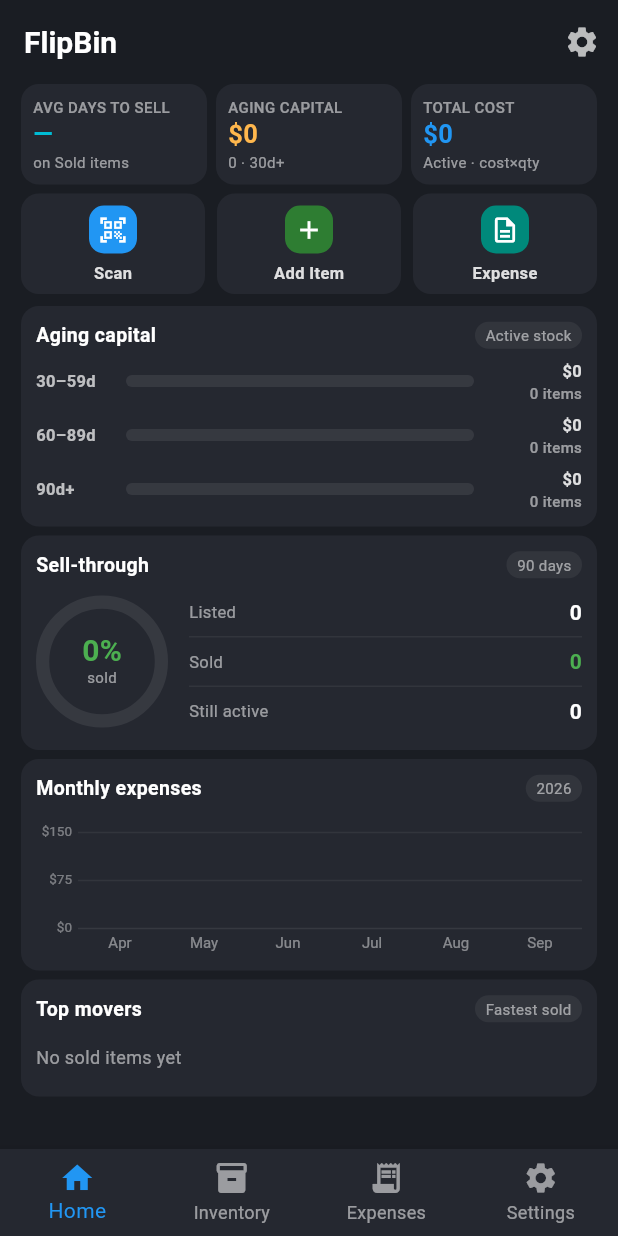
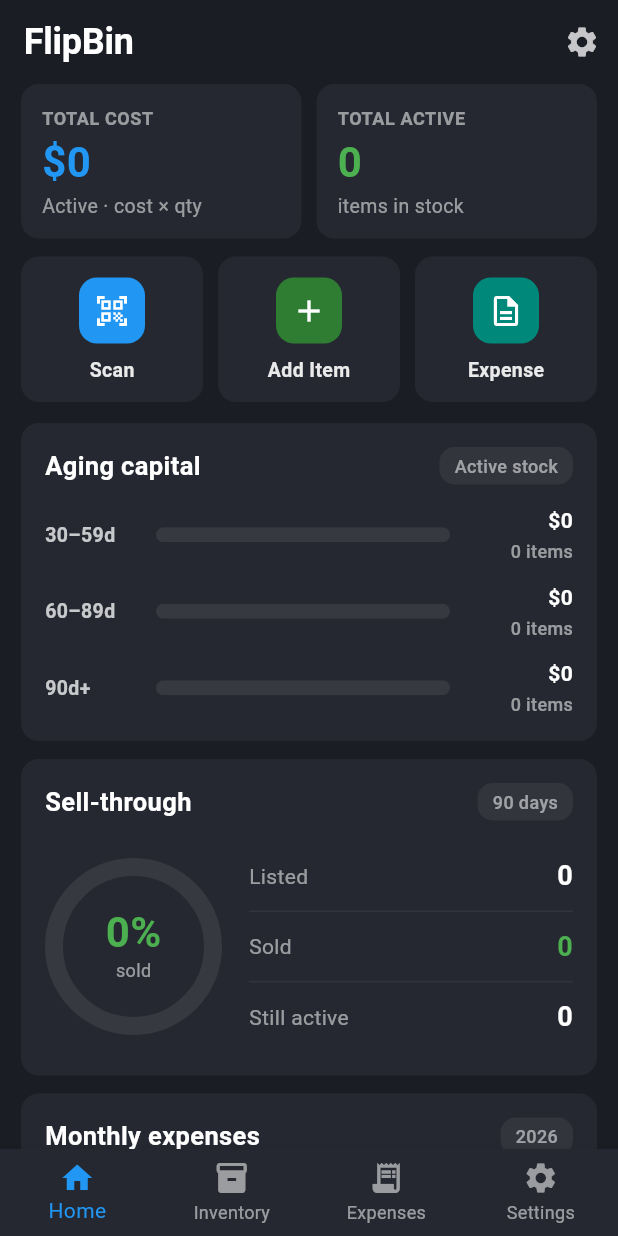
Before and after one commit to pixelbit78/flip-bin, a Flutter app: the screen it shows after launch, on a phone screen of 412 x 824 dp. Run offline on Flutter 3.47's test engine with Material 3 defaults, Android fonts, the phone set to English and light mode, and no system bars; our stand-ins replace dio, drift, flutter_riverpod, go_router, google_sign_in, shared_preferences and 1 more; missing offline and left inert: dart:js_interop, extension_google_sign_in_as_googleapis_auth, googleapis, mobile_scanner; accounts and stored records are empty; generated files the repository leaves out were written again.

Commit message:
feat(home): ship Option C v2 dashboard (2 KPIs, no Top movers)
Match refreshed Option C v2 mockups: Total cost + Total active KPIs
with larger type, scrollable Home, aging/sell-through 90d/expenses,
quick actions. Remove Top movers UI and unused provider plumbing.

```diff
--- a/flipbin/lib/providers/dashboard_provider.dart
+++ b/flipbin/lib/providers/dashboard_provider.dart
@@ -2,24 +2,18 @@
 import 'package:flipbin/database/database.dart';
 import 'package:flipbin/models/enums.dart';
 import 'package:flipbin/providers/database_provider.dart';
-
-/// Mean days-to-sell across Sold items with `dateSold` set. `null` when empty.
-final avgDaysToSellProvider = StreamProvider<double?>((ref) {
-  final db = ref.watch(databaseProvider);
-  return db.inventoryItemsDao.watchAvgDaysToSell();
-});
-
-/// Aging capital KPI: Active stock aged ≥ 30 days (cost × qty + count).
-final agingCapitalProvider = StreamProvider<AgingCapitalSummary>((ref) {
-  final db = ref.watch(databaseProvider);
-  return db.inventoryItemsDao.watchAgingCapital();
-});
 
 /// Total cost KPI: sum(cost × qty) for ALL Active items.
 final activeTotalCostTimesQtyProvider = StreamProvider<double>((ref) {
   final db = ref.watch(databaseProvider);
   return db.inventoryItemsDao
       .watchTotalCostTimesQtyByStatus(ItemStatus.active);
+});
+
+/// Total active KPI: count of Active inventory items.
+final activeItemCountProvider = StreamProvider<int>((ref) {
+  final db = ref.watch(databaseProvider);
+  return db.inventoryItemsDao.watchCountByStatus(ItemStatus.active);
 });
 
 /// Aging capital breakdown buckets (Active 30–59 / 60–89 / 90+).
@@ -43,12 +37,6 @@
   return db.expensesDao.watchMonthlyTotals();
 });
 
-/// Top 3 Sold items by fastest days-to-sell.
-final topMoversProvider = StreamProvider<List<InventoryItem>>((ref) {
-  final db = ref.watch(databaseProvider);
-  return db.inventoryItemsDao.watchTopMovers();
-});
-
 /// Compact currency for dashboard KPIs (`$840`, `$1.6k`).
 String formatDashboardMoney(double value) {
   final abs = value.abs();
@@ -64,9 +52,3 @@
   }
   return '\$${value.toStringAsFixed(2)}';
 }
-
-/// Formats avg days like `18d`, or `—` when unknown.
-String formatAvgDays(double? avg) {
-  if (avg == null) return '—';
-  return '${avg.round()}d';
-}
--- a/flipbin/lib/screens/dashboard/dashboard_screen.dart
+++ b/flipbin/lib/screens/dashboard/dashboard_screen.dart
@@ -6,33 +6,29 @@
 import 'package:go_router/go_router.dart';
 import 'package:intl/intl.dart';
 import 'package:flipbin/database/database.dart';
-import 'package:flipbin/models/enums.dart';
 import 'package:flipbin/providers/dashboard_provider.dart';
 
-/// Home dashboard — Option C (sell-through) matching the approved mockup.
+/// Home dashboard — Option C v2 matching the approved mockup.
 ///
-/// Section order: KPIs → quick actions → aging capital → sell-through →
-/// monthly expenses → top movers. Bottom nav lives in [ShellRoute].
+/// Section order: KPIs (Total cost + Total active) → quick actions →
+/// aging capital → sell-through 90d → monthly expenses.
+/// No Top movers. Bottom nav lives in [ShellRoute].
 class DashboardScreen extends ConsumerWidget {
   const DashboardScreen({super.key});
 
   static const _bg = Color(0xFF1A1D23);
   static const _card = Color(0xFF252830);
   static const _accent = Color(0xFF2196F3);
-  static const _teal = Color(0xFF00BCD4);
-  static const _aging = Color(0xFFFFB74D);
   static const _green = Color(0xFF4CAF50);
   static const _muted = Color(0x8AFFFFFF); // white54
 
   @override
   Widget build(BuildContext context, WidgetRef ref) {
-    final avgDaysAsync = ref.watch(avgDaysToSellProvider);
-    final agingAsync = ref.watch(agingCapitalProvider);
     final totalCostAsync = ref.watch(activeTotalCostTimesQtyProvider);
+    final activeCountAsync = ref.watch(activeItemCountProvider);
     final bucketsAsync = ref.watch(agingBucketsProvider);
     final sellThroughAsync = ref.watch(sellThroughProvider);
     final monthsAsync = ref.watch(monthlyExpensesProvider);
-    final moversAsync = ref.watch(topMoversProvider);
 
     return Scaffold(
       backgroundColor: _bg,
@@ -42,42 +38,39 @@
         centerTitle: false,
         title: const Text(
           'FlipBin',
-          style: TextStyle(fontWeight: FontWeight.w600, fontSize: 20),
+          style: TextStyle(
+            fontWeight: FontWeight.w700,
+            fontSize: 24,
+            letterSpacing: -0.2,
+          ),
         ),
         actions: [
           IconButton(
             tooltip: 'Settings',
-            icon: const Icon(Icons.settings, color: Color(0xB3FFFFFF)),
+            icon: const Icon(Icons.settings, color: Color(0xBFFFFFFF)),
             onPressed: () => context.go('/settings'),
           ),
         ],
       ),
       body: SingleChildScrollView(
-        padding: const EdgeInsets.fromLTRB(14, 0, 14, 16),
+        padding: const EdgeInsets.fromLTRB(14, 0, 14, 20),
         child: Column(
           crossAxisAlignment: CrossAxisAlignment.stretch,
           children: [
             _KpiRow(
-              avgDaysLabel: formatAvgDays(avgDaysAsync.valueOrNull),
-              agingLabel: formatDashboardMoney(
-                agingAsync.valueOrNull?.totalCostTimesQty ?? 0,
-              ),
-              agingSubtitle:
-                  '${agingAsync.valueOrNull?.itemCount ?? 0} · 30d+',
               totalCostLabel: formatDashboardMoney(
                 totalCostAsync.valueOrNull ?? 0,
               ),
+              activeCountLabel: '${activeCountAsync.valueOrNull ?? 0}',
             ),
-            const SizedBox(height: 6),
+            const SizedBox(height: 12),
             const _QuickActionsRow(),
-            const SizedBox(height: 8),
+            const SizedBox(height: 14),
             _AgingCapitalCard(buckets: bucketsAsync.valueOrNull),
-            const SizedBox(height: 6),
+            const SizedBox(height: 12),
             _SellThroughCard(metrics: sellThroughAsync.valueOrNull),
-            const SizedBox(height: 6),
+            const SizedBox(height: 12),
             _MonthlyExpensesCard(months: monthsAsync.valueOrNull),
-            const SizedBox(height: 6),
-            _TopMoversCard(movers: moversAsync.valueOrNull),
           ],
         ),
       ),
@@ -89,16 +82,12 @@
 
 class _KpiRow extends StatelessWidget {
   const _KpiRow({
-    required this.avgDaysLabel,
-    required this.agingLabel,
-    required this.agingSubtitle,
     required this.totalCostLabel,
+    required this.activeCountLabel,
   });
 
-  final String avgDaysLabel;
-  final String agingLabel;
-  final String agingSubtitle;
   final String totalCostLabel;
+  final String activeCountLabel;
 
   @override
   Widget build(BuildContext context) {
@@ -107,28 +96,19 @@
       children: [
         Expanded(
           child: _KpiCard(
-            label: 'Avg days to sell',
-            value: avgDaysLabel,
-            valueColor: DashboardScreen._teal,
-            subtitle: 'on Sold items',
-          ),
-        ),
-        const SizedBox(width: 6),
-        Expanded(
-          child: _KpiCard(
-            label: 'Aging capital',
-            value: agingLabel,
-            valueColor: DashboardScreen._aging,
-            subtitle: agingSubtitle,
-          ),
-        ),
-        const SizedBox(width: 6),
-        Expanded(
-          child: _KpiCard(
             label: 'Total cost',
             value: totalCostLabel,
             valueColor: DashboardScreen._accent,
-            subtitle: 'Active · cost×qty',
+            subtitle: 'Active · cost × qty',
+          ),
+        ),
+        const SizedBox(width: 10),
+        Expanded(
+          child: _KpiCard(
+            label: 'Total active',
+            value: activeCountLabel,
+            valueColor: DashboardScreen._green,
+            subtitle: 'items in stock',
           ),
         ),
       ],
@@ -152,7 +132,7 @@
   @override
   Widget build(BuildContext context) {
     return Container(
-      padding: const EdgeInsets.symmetric(horizontal: 8, vertical: 8),
+      padding: const EdgeInsets.fromLTRB(14, 14, 14, 12),
       decoration: BoxDecoration(
         color: DashboardScreen._card,
         borderRadius: BorderRadius.circular(12),
@@ -165,29 +145,29 @@
             maxLines: 1,
             overflow: TextOverflow.ellipsis,
             style: const TextStyle(
-              fontSize: 10,
+              fontSize: 12,
               color: DashboardScreen._muted,
-              letterSpacing: 0.3,
-              fontWeight: FontWeight.w500,
+              letterSpacing: 0.4,
+              fontWeight: FontWeight.w600,
             ),
           ),
-          const SizedBox(height: 2),
+          const SizedBox(height: 6),
           Text(
             value,
             style: TextStyle(
-              fontSize: 17,
+              fontSize: 28,
               fontWeight: FontWeight.w700,
               height: 1.1,
               color: valueColor,
             ),
           ),
-          const SizedBox(height: 2),
+          const SizedBox(height: 4),
           Text(
             subtitle,
             maxLines: 1,
             overflow: TextOverflow.ellipsis,
             style: const TextStyle(
-              fontSize: 10,
+              fontSize: 13,
               color: DashboardScreen._muted,
             ),
           ),
@@ -214,7 +194,7 @@
             onTap: () => context.go('/scan'),
           ),
         ),
-        const SizedBox(width: 8),
+        const SizedBox(width: 10),
         Expanded(
           child: _QuickAction(
             label: 'Add Item',
@@ -223,7 +203,7 @@
             onTap: () => context.go('/inventory/new'),
           ),
         ),
-        const SizedBox(width: 8),
+        const SizedBox(width: 10),
         Expanded(
           child: _QuickAction(
             label: 'Expense',
@@ -259,25 +239,25 @@
         onTap: onTap,
         borderRadius: BorderRadius.circular(12),
         child: Padding(
-          padding: const EdgeInsets.fromLTRB(6, 8, 6, 6),
+          padding: const EdgeInsets.fromLTRB(8, 14, 8, 12),
           child: Column(
             children: [
               Container(
-                width: 32,
-                height: 32,
+                width: 44,
+                height: 44,
                 decoration: BoxDecoration(
                   color: color,
-                  borderRadius: BorderRadius.circular(10),
+                  borderRadius: BorderRadius.circular(12),
                 ),
-                child: Icon(icon, size: 20, color: Colors.white),
+                child: Icon(icon, size: 24, color: Colors.white),
               ),
-              const SizedBox(height: 5),
+              const SizedBox(height: 8),
               Text(
                 label,
                 style: const TextStyle(
-                  fontSize: 11,
+                  fontSize: 13,
                   fontWeight: FontWeight.w600,
-                  color: Color(0xD9FFFFFF),
+                  color: Color(0xE6FFFFFF),
                 ),
               ),
             ],
@@ -304,7 +284,7 @@
   @override
   Widget build(BuildContext context) {
     return Container(
-      padding: const EdgeInsets.all(10),
+      padding: const EdgeInsets.all(16),
       decoration: BoxDecoration(
         color: DashboardScreen._card,
         borderRadius: BorderRadius.circular(12),
@@ -318,14 +298,14 @@
                 child: Text(
                   title,
                   style: const TextStyle(
-                    fontSize: 13,
-                    fontWeight: FontWeight.w600,
+                    fontSize: 17,
+                    fontWeight: FontWeight.w700,
                   ),
                 ),
               ),
               Container(
                 padding:
-                    const EdgeInsets.symmetric(horizontal: 7, vertical: 2),
+                    const EdgeInsets.symmetric(horizontal: 10, vertical: 4),
                 decoration: BoxDecoration(
                   color: const Color(0x0FFFFFFF),
                   borderRadius: BorderRadius.circular(10),
@@ -333,14 +313,15 @@
                 child: Text(
                   badge,
                   style: const TextStyle(
-                    fontSize: 10,
+                    fontSize: 12,
+                    fontWeight: FontWeight.w500,
                     color: DashboardScreen._muted,
                   ),
                 ),
               ),
             ],
           ),
-          const SizedBox(height: 6),
+          const SizedBox(height: 14),
           child,
         ],
       ),
@@ -389,7 +370,7 @@
       child: Column(
         children: [
           for (var i = 0; i < data.asList.length; i++) ...[
-            if (i > 0) const SizedBox(height: 6),
+            if (i > 0) const SizedBox(height: 12),
             _AgingRow(
               bucket: data.asList[i],
               color: _colors[i],
@@ -415,28 +396,29 @@
 
   @override
   Widget build(BuildContext context) {
-    final fraction =
-        maxAmount <= 0 ? 0.0 : (bucket.totalCostTimesQty / maxAmount).clamp(0.0, 1.0);
+    final fraction = maxAmount <= 0
+        ? 0.0
+        : (bucket.totalCostTimesQty / maxAmount).clamp(0.0, 1.0);
 
     return Row(
       children: [
         SizedBox(
-          width: 52,
+          width: 64,
           child: Text(
             bucket.label,
             style: const TextStyle(
-              fontSize: 11,
+              fontSize: 13,
               fontWeight: FontWeight.w600,
-              color: Color(0xB3FFFFFF),
+              color: Color(0xBFFFFFFF),
             ),
           ),
         ),
-        const SizedBox(width: 8),
+        const SizedBox(width: 10),
         Expanded(
           child: ClipRRect(
-            borderRadius: BorderRadius.circular(4),
+            borderRadius: BorderRadius.circular(5),
             child: SizedBox(
-              height: 8,
+              height: 10,
               child: Stack(
                 children: [
                   Container(color: const Color(0x14FFFFFF)),
@@ -445,7 +427,7 @@
                     child: Container(
                       decoration: BoxDecoration(
                         color: color,
-                        borderRadius: BorderRadius.circular(4),
+                        borderRadius: BorderRadius.circular(5),
                       ),
                     ),
                   ),
@@ -454,24 +436,25 @@
             ),
           ),
         ),
-        const SizedBox(width: 8),
+        const SizedBox(width: 10),
         SizedBox(
-          width: 64,
+          width: 72,
           child: Column(
             crossAxisAlignment: CrossAxisAlignment.end,
             children: [
               Text(
                 formatDashboardMoney(bucket.totalCostTimesQty),
                 style: const TextStyle(
-                  fontSize: 11,
-                  fontWeight: FontWeight.w600,
-                  color: Color(0xD9FFFFFF),
+                  fontSize: 14,
+                  fontWeight: FontWeight.w700,
+                  color: Colors.white,
                 ),
               ),
+              const SizedBox(height: 2),
               Text(
                 '${bucket.itemCount} items',
                 style: const TextStyle(
-                  fontSize: 10,
+                  fontSize: 12,
                   fontWeight: FontWeight.w500,
                   color: DashboardScreen._muted,
                 ),
@@ -509,8 +492,8 @@
       child: Row(
         children: [
           SizedBox(
-            width: 88,
-            height: 88,
+            width: 118,
+            height: 118,
             child: CustomPaint(
               painter: _SellThroughRingPainter(rate: m.rate),
               child: Center(
@@ -520,17 +503,17 @@
                     Text(
                       '$pct%',
                       style: const TextStyle(
-                        fontSize: 20,
+                        fontSize: 28,
                         fontWeight: FontWeight.w700,
                         color: DashboardScreen._green,
                         height: 1,
                       ),
                     ),
-                    const SizedBox(height: 1),
+                    const SizedBox(height: 3),
                     const Text(
                       'sold',
                       style: TextStyle(
-                        fontSize: 10,
+                        fontSize: 12,
                         color: DashboardScreen._muted,
                       ),
                     ),
@@ -539,7 +522,7 @@
               ),
             ),
           ),
-          const SizedBox(width: 14),
+          const SizedBox(width: 18),
           Expanded(
             child: Column(
               children: [
@@ -575,13 +558,13 @@
   @override
   Widget build(BuildContext context) {
     return Padding(
-      padding: const EdgeInsets.symmetric(vertical: 6),
+      padding: const EdgeInsets.symmetric(vertical: 10),
       child: Row(
         children: [
           Text(
             label,
             style: const TextStyle(
-              fontSize: 11,
+              fontSize: 14,
               color: DashboardScreen._muted,
             ),
           ),
@@ -589,7 +572,7 @@
           Text(
             value,
             style: TextStyle(
-              fontSize: 14,
+              fontSize: 18,
               fontWeight: FontWeight.w700,
               color: valueColor ?? Colors.white,
             ),
@@ -608,7 +591,7 @@
   @override
   void paint(Canvas canvas, Size size) {
     final center = Offset(size.width / 2, size.height / 2);
-    final stroke = size.width * 0.1;
+    const stroke = 12.0;
     final radius = (size.width - stroke) / 2;
 
     final track = Paint()
@@ -664,7 +647,7 @@
       title: 'Monthly expenses',
       badge: yearLabel,
       child: SizedBox(
-        height: 96,
+        height: 150,
         child: CustomPaint(
           painter: _MonthlyBarsPainter(months: data, now: now),
           child: const SizedBox.expand(),
@@ -684,9 +667,9 @@
   void paint(Canvas canvas, Size size) {
     if (months.isEmpty) return;
 
-    const leftGutter = 28.0;
-    const bottomGutter = 18.0;
-    const topPad = 14.0;
+    const leftGutter = 36.0;
+    const bottomGutter = 28.0;
+    const topPad = 16.0;
     final chartW = size.width - leftGutter;
     final chartH = size.height - bottomGutter - topPad;
     final maxVal = months.map((m) => m.total).fold<double>(0, math.max);
@@ -712,18 +695,18 @@
         text: TextSpan(
           text: label,
           style: const TextStyle(
-            fontSize: 9,
-            color: Color(0x66FFFFFF),
+            fontSize: 12,
+            color: Color(0x80FFFFFF),
           ),
         ),
         textDirection: ui.TextDirection.ltr,
-      )..layout(maxWidth: leftGutter - 4);
-      tp.paint(canvas, Offset(leftGutter - 4 - tp.width, y - tp.height / 2));
+      )..layout(maxWidth: leftGutter - 6);
+      tp.paint(canvas, Offset(leftGutter - 6 - tp.width, y - tp.height / 2));
     }
 
     final n = months.length;
     final slot = chartW / n;
-    final barW = math.min(28.0, slot * 0.55);
+    final barW = math.min(32.0, slot * 0.55);
     final monthFmt = DateFormat('MMM');
 
     for (var i = 0; i < n; i++) {
@@ -736,7 +719,7 @@
       final top = topPad + chartH - h;
       final rect = RRect.fromRectAndRadius(
         Rect.fromLTWH(left, top, barW, math.max(h, 0)),
-        const Radius.circular(4),
+        const Radius.circular(5),
       );
       final barPaint = Paint()
         ..color = isCurrent
@@ -750,15 +733,15 @@
         text: TextSpan(
           text: label,
           style: const TextStyle(
-            fontSize: 10,
-            color: Color(0x73FFFFFF),
+            fontSize: 12,
+            color: Color(0x8CFFFFFF),
           ),
         ),
         textDirection: ui.TextDirection.ltr,
       )..layout();
       ltp.paint(
         canvas,
-        Offset(cx - ltp.width / 2, size.height - bottomGutter + 4),
+        Offset(cx - ltp.width / 2, size.height - bottomGutter + 6),
       );
 
       // Current-month value callout
@@ -768,8 +751,8 @@
           text: TextSpan(
             text: vLabel,
             style: const TextStyle(
-              fontSize: 9,
-              fontWeight: FontWeight.w600,
+              fontSize: 12,
+              fontWeight: FontWeight.w700,
               color: Color(0xFF64B5F6),
             ),
           ),
@@ -796,7 +779,9 @@
   }
 
   static String _axisLabel(double v) {
-    if (v >= 1000) return '\$${(v / 1000).toStringAsFixed(v % 1000 == 0 ? 0 : 1)}k';
+    if (v >= 1000) {
+      return '\$${(v / 1000).toStringAsFixed(v % 1000 == 0 ? 0 : 1)}k';
+    }
     return '\$${v.round()}';
   }
 
@@ -804,159 +789,3 @@
   bool shouldRepaint(covariant _MonthlyBarsPainter oldDelegate) =>
       oldDelegate.months != months || oldDelegate.now != now;
 }
-
-// ─── Top movers ─────────────────────────────────────────────────────────────
-
-class _TopMoversCard extends StatelessWidget {
-  const _TopMoversCard({required this.movers});
-
-  final List<InventoryItem>? movers;
-
-  @override
-  Widget build(BuildContext context) {
-    final list = movers ?? const <InventoryItem>[];
-
-    return _DashCard(
-      title: 'Top movers',
-      badge: 'Fastest sold',
-      child: list.isEmpty
-          ? const Padding(
-              padding: EdgeInsets.symmetric(vertical: 8),
-              child: Text(
-                'No sold items yet',
-                style: TextStyle(
-                  fontSize: 12,
-                  color: DashboardScreen._muted,
-                ),
-              ),
-            )
-          : Column(
-              children: [
-                for (var i = 0; i < list.length; i++) ...[
-                  if (i > 0)
-                    const Divider(height: 1, color: Color(0x0FFFFFFF)),
-                  _MoverRow(rank: i + 1, item: list[i]),
-                ],
-              ],
-            ),
-    );
-  }
-}
-
-class _MoverRow extends StatelessWidget {
-  const _MoverRow({required this.rank, required this.item});
-
-  final int rank;
-  final InventoryItem item;
-
-  @override
-  Widget build(BuildContext context) {
-    final days = item.daysToSell ?? 0;
-    final costLabel = formatDashboardMoney(item.cost);
-
-    return Padding(
-      padding: const EdgeInsets.symmetric(vertical: 5),
-      child: Row(
-        children: [
-          Container(
-            width: 20,
-            height: 20,
-            alignment: Alignment.center,
-            decoration: BoxDecoration(
-              color: const Color(0x2E2196F3),
-              borderRadius: BorderRadius.circular(6),
-            ),
-            child: Text(
-              '$rank',
-              style: const TextStyle(
-                fontSize: 10,
-                fontWeight: FontWeight.w700,
-                color: DashboardScreen._accent,
-              ),
-            ),
-          ),
-          const SizedBox(width: 8),
-          Expanded(
-            child: Column(
-              crossAxisAlignment: CrossAxisAlignment.start,
-              children: [
-                Text(
-                  item.itemDescription,
-                  maxLines: 1,
-                  overflow: TextOverflow.ellipsis,
-                  style: const TextStyle(
-                    fontSize: 12,
-                    fontWeight: FontWeight.w600,
-                  ),
-                ),
-                const SizedBox(height: 1),
-                Row(
-                  children: [
-                    _MoverTypeBadge(type: item.type),
-                    Text(
-                      ' · cost $costLabel',
-                      style: const TextStyle(
-                        fontSize: 10,
-                        color: DashboardScreen._muted,
-                      ),
-                    ),
-                  ],
-                ),
-              ],
-            ),
-          ),
-          Text(
-            '${days}d',
-            style: const TextStyle(
-              fontSize: 12,
-              fontWeight: FontWeight.w700,
-              color: DashboardScreen._teal,
-            ),
-          ),
-        ],
-      ),
-    );
-  }
-}
-
-class _MoverTypeBadge extends StatelessWidget {
-  const _MoverTypeBadge({required this.type});
-
-  final ItemType type;
-
-  @override
-  Widget build(BuildContext context) {
-    final (bg, fg) = _colorsFor(type);
-    return Container(
-      padding: const EdgeInsets.symmetric(horizontal: 6, vertical: 1),
-      decoration: BoxDecoration(
-        color: bg,
-        borderRadius: BorderRadius.circular(7),
-      ),
-      child: Text(
-        type.label,
-        style: TextStyle(
-          fontSize: 9,
-          fontWeight: FontWeight.w600,
-          color: fg,
-        ),
-      ),
-    );
-  }
-
-  static (Color, Color) _colorsFor(ItemType type) {
-    switch (type) {
-      case ItemType.dvd:
-      case ItemType.bluray:
-        return (const Color(0x2E2196F3), const Color(0xFF64B5F6));
-      case ItemType.book:
-        return (const Color(0x2EFF9800), const Color(0xFFFFB74D));
-      case ItemType.game:
-        return (const Color(0x2E4CAF50), const Color(0xFF81C784));
-      case ItemType.cd:
-        return (const Color(0x2E00BCD4), const Color(0xFF4DD0E1));
-      case ItemType.other:
-        return (const Color(0x2E9E9E9E), const Color(0xFFBDBDBD));
-    }
-  }
-}
```
Also changed, not shown: 1 other file.
